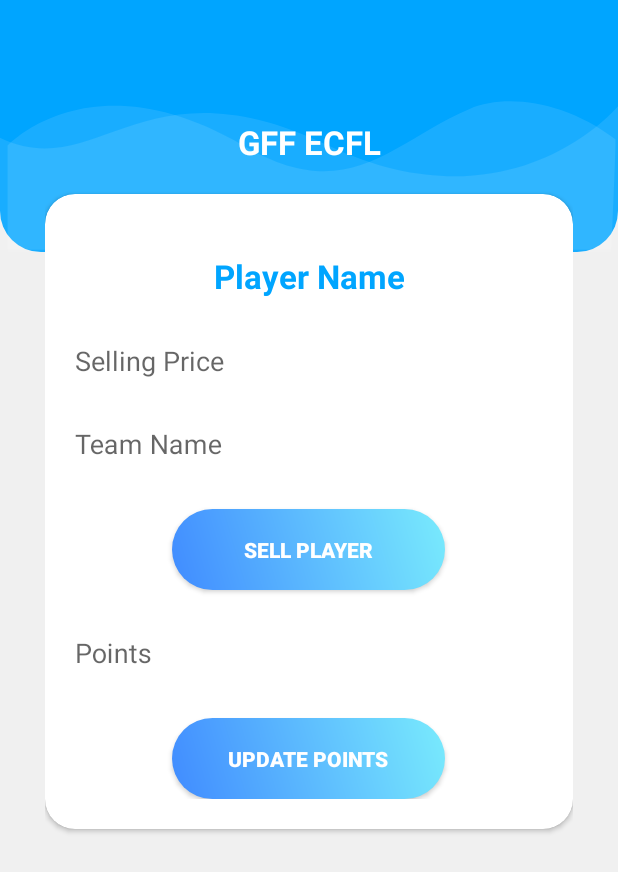
After one commit to apurvsahay/GFF_ECFL, an Android app: the IndividualPlayerDetailActivity screen opened directly, with no data from a screen before it, on a phone screen of 412 x 824 dp. The commit adds this screen. Shown: the top 872 px of the screen. Run offline under Robolectric (Android 15) with nearby library versions, the phone set to English and light mode, and no system bars.

Commit message:
Sell Player

```diff
--- a/app/src/main/AndroidManifest.xml
+++ b/app/src/main/AndroidManifest.xml
@@ -8,7 +8,8 @@
         android:label="@string/app_name"
         android:supportsRtl="true"
         android:theme="@style/Theme.AppCompat.Light.NoActionBar">
-        <activity android:name=".AddPlayerActivity"></activity>
+        <activity android:name=".IndividualPlayerDetailActivity"></activity>
+        <activity android:name=".AddPlayerActivity" />
         <activity android:name=".AdminActivity" />
         <activity android:name=".HomeActivity" />
         <activity
--- a/app/src/main/java/com/example/gffecfl/AdminActivity.java
+++ b/app/src/main/java/com/example/gffecfl/AdminActivity.java
@@ -5,16 +5,19 @@ import androidx.appcompat.app.AppCompatActivity;
 
 import android.content.Intent;
 import android.os.Bundle;
+import android.os.Parcelable;
 import android.text.Editable;
 import android.text.TextUtils;
 import android.text.TextWatcher;
 import android.view.MenuItem;
 import android.view.View;
+import android.widget.AdapterView;
 import android.widget.Button;
 import android.widget.EditText;
 import android.widget.ImageView;
 import android.widget.ListView;
 import android.widget.PopupMenu;
+import android.widget.TextView;
 import android.widget.Toast;
 
 import com.example.gffecfl.Adapter.AdminListAdapter;
@@ -115,6 +118,21 @@ public class AdminActivity extends AppCompatActivity implements PopupMenu.OnMenu
 
             }
         });
+
+        listView.setOnItemClickListener(new AdapterView.OnItemClickListener() {
+            @Override
+            public void onItemClick(AdapterView<?> parent, View view, int position, long id) {
+                Players player = new Players();
+                player.setName(((TextView) view.findViewById(R.id.footballerName)).getText().toString());
+                player.setCountry(((TextView) view.findViewById(R.id.footballerCountry)).getText().toString());
+                player.setPosition(((TextView) view.findViewById(R.id.footballerPosition)).getText().toString());
+                player.setBasePrice(((TextView) view.findViewById(R.id.footballerPrice)).getText().toString());
+
+                Intent intent = new Intent(AdminActivity.this,IndividualPlayerDetailActivity.class);
+                intent.putExtra("Player", player);
+                AdminActivity.this.startActivity(intent);
+            }
+        });
     }
 
     public void showPopup(View view) {
--- /dev/null
+++ b/app/src/main/java/com/example/gffecfl/IndividualPlayerDetailActivity.java
@@ -0,0 +1,20 @@
+package com.example.gffecfl;
+
+import androidx.appcompat.app.AppCompatActivity;
+
+import android.os.Bundle;
+
+import com.example.gffecfl.Objects.Players;
+
+public class IndividualPlayerDetailActivity extends AppCompatActivity {
+
+    Players player;
+
+    @Override
+    protected void onCreate(Bundle savedInstanceState) {
+        super.onCreate(savedInstanceState);
+        setContentView(R.layout.activity_individual_player_detail);
+
+        player = (Players) getIntent().getSerializableExtra("Player");
+    }
+}
--- a/app/src/main/java/com/example/gffecfl/Objects/Players.java
+++ b/app/src/main/java/com/example/gffecfl/Objects/Players.java
@@ -1,6 +1,8 @@
 package com.example.gffecfl.Objects;
 
-public class Players {
+import java.io.Serializable;
+
+public class Players implements Serializable {
     String name;
     String country;
     String position;
@@ -17,7 +19,14 @@ public class Players {
         this.points = points;
     }
 
-    public Players(){}
+    public Players(){
+        this.name = "";
+        this.country = "";
+        this.position = "";
+        this.basePrice = "";
+        this.sellingPrice = "NA";
+        this.points = "0";
+    }
 
     public String getName() {
         return name;
--- /dev/null
+++ b/app/src/main/res/layout/activity_individual_player_detail.xml
@@ -0,0 +1,60 @@
+<?xml version="1.0" encoding="utf-8"?>
+<RelativeLayout xmlns:android="http://schemas.android.com/apk/res/android"
+    xmlns:app="http://schemas.android.com/apk/res-auto"
+    xmlns:tools="http://schemas.android.com/tools"
+    android:orientation="vertical"
+    style="@style/loginParent"
+    tools:context=".IndividualPlayerDetailActivity">
+    <ScrollView
+        style="@style/parent">
+
+        <RelativeLayout
+            style="@style/parent">
+
+
+            <LinearLayout
+                android:layout_width="match_parent"
+                android:layout_height="match_parent"
+                android:layout_alignParentTop="true"
+                android:weightSum="12">
+
+                <LinearLayout
+                    style="@style/parent"
+                    android:background="@drawable/login_shape_bk"
+                    android:orientation="vertical"
+                    android:layout_weight="3">
+
+                    <ImageView
+                        style="@style/parent"
+                        android:background="@drawable/ic_login_bk"
+                        android:contentDescription="login background" />
+
+                </LinearLayout>
+
+            </LinearLayout>
+
+            <LinearLayout
+                android:layout_width="match_parent"
+                android:layout_height="match_parent"
+                android:layout_alignParentTop="true"
+                android:orientation="vertical"
+                android:layout_marginTop="40dp"
+                android:layout_marginRight="30dp"
+                android:layout_marginLeft="30dp">
+
+
+                <TextView
+                    style="@style/headerText"
+                    android:layout_gravity="center"
+                    android:text="GFF ECFL"
+                    android:layout_marginTop="40dp"/>
+                <include
+                    layout="@layout/layout_indiviadual_player"/>
+
+            </LinearLayout>
+
+        </RelativeLayout>
+
+    </ScrollView>
+
+</RelativeLayout>
--- /dev/null
+++ b/app/src/main/res/layout/layout_indiviadual_player.xml
@@ -0,0 +1,85 @@
+<?xml version="1.0" encoding="utf-8"?>
+<androidx.cardview.widget.CardView
+    xmlns:android="http://schemas.android.com/apk/res/android"
+    xmlns:app="http://schemas.android.com/apk/res-auto"
+    style="@style/loginCard"
+    app:cardCornerRadius="@dimen/loginCardRadius"
+    android:elevation="5dp"
+    android:layout_gravity="center"
+    android:layout_marginTop="@dimen/loginViewsMargin"
+    android:layout_marginBottom="@dimen/loginViewsMargin"
+    android:background="@color/whiteCardColor">
+
+    <LinearLayout
+        style="@style/linearParent"
+        android:layout_gravity="center"
+        android:padding="@dimen/loginViewsMargin">
+
+        <TextView
+            style="@style/headerTextPrimary"
+            android:layout_marginTop="@dimen/loginViewsMargin"
+            android:text="Player Name"
+            android:id="@+id/individualPlayerName"/>
+
+        <com.google.android.material.textfield.TextInputLayout
+            style="@style/parent"
+            android:layout_marginTop="@dimen/signup_text_margin_top">
+
+            <EditText
+                android:id="@+id/individualPlayerSellingPrice"
+                style="@style/loginCard"
+                android:hint="Selling Price"
+                android:inputType="text"
+                android:background="@color/whiteCardColor"
+                android:maxLines="1"
+                android:textColor="@color/black"
+                android:textColorHint="#9C27B0"/>
+        </com.google.android.material.textfield.TextInputLayout>
+
+        <com.google.android.material.textfield.TextInputLayout
+            style="@style/parent"
+            android:layout_marginTop="@dimen/signup_text_margin_top">
+
+            <AutoCompleteTextView
+                android:id="@+id/soldToTeamName"
+                style="@style/loginCard"
+                android:hint="Team Name"
+                android:inputType="text"
+                android:background="@color/whiteCardColor"
+                android:maxLines="1"
+                android:textColor="@color/black"
+                android:textColorHint="#9C27B0"/>
+        </com.google.android.material.textfield.TextInputLayout>
+
+        <Button
+            android:id="@+id/sellPlayerButton"
+            style="@style/loginButton"
+            android:layout_gravity="center"
+            android:layout_marginTop="30dp"
+            android:text="Sell Player" />
+
+        <com.google.android.material.textfield.TextInputLayout
+            style="@style/parent"
+            android:layout_marginTop="@dimen/signup_text_margin_top">
+
+            <EditText
+                android:id="@+id/individualPlayerPoints"
+                style="@style/loginCard"
+                android:background="@color/whiteCardColor"
+                android:hint="Points"
+                android:inputType="text"
+                android:maxLines="1"
+                android:textColor="@color/black"
+                android:textColorHint="#9C27B0"/>
+        </com.google.android.material.textfield.TextInputLayout>
+
+        <Button
+            android:id="@+id/updatePointsButton"
+            style="@style/loginButton"
+            android:layout_gravity="center"
+            android:layout_marginTop="30dp"
+            android:text="Update Points" />
+
+
+    </LinearLayout>
+</androidx.cardview.widget.CardView>
```
